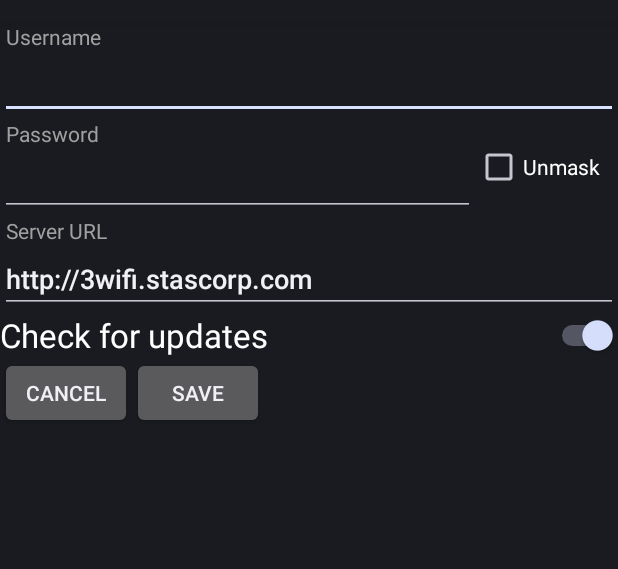
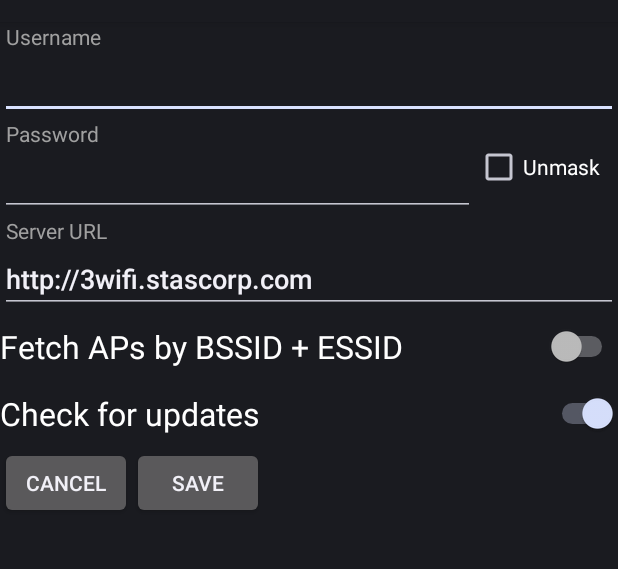
Before and after one commit to FusixGit/WiFiPasswordSearcher, an Android app: the ServerSettingsActivity screen opened directly, with no data from a screen before it, on a phone screen of 412 x 824 dp, the part 62-631 px from its top. Run offline under Robolectric (Android 15) with nearby library versions, the phone set to English and light mode, and no system bars.

Commit message:
ServerSettings: Add feature to fetch APs by BSSID + ESSID

```diff
--- a/app/src/main/java/com/example/WiFiPasswordSearcher/Settings.java
+++ b/app/src/main/java/com/example/WiFiPasswordSearcher/Settings.java
@@ -13,6 +13,7 @@ public class Settings
     public static final String APP_SERVER_LOGIN = "SERVER_LOGIN";
     public static final String APP_SERVER_PASSWORD = "SERVER_PASSWORD";
     public static final String APP_SERVER_URI = "SERVER_URI";
+    public static final String APP_FETCH_ESS = "FETCH_ESS";
     public static final String APP_CHECK_UPDATES = "CHECK_UPDATES";
     public static final String API_READ_KEY = "READ_KEY";
     public static final String API_WRITE_KEY = "WRITE_KEY";
--- a/app/src/main/res/layout/server_settings.xml
+++ b/app/src/main/res/layout/server_settings.xml
@@ -102,14 +102,34 @@
 	<LinearLayout
 		android:orientation="horizontal"
 		android:layout_width="fill_parent"
-		android:layout_height="wrap_content">
+		android:layout_height="wrap_content"
+		android:layout_marginTop="8dp"
+		android:layout_marginBottom="8dp">
+
+		<Switch
+			android:layout_width="fill_parent"
+			android:layout_height="wrap_content"
+			android:text="Fetch APs by BSSID + ESSID"
+			android:id="@+id/sw_fetch_ess"
+			android:textSize="21dp"
+			android:enabled="true"
+			android:checked="false"/>
+
+	</LinearLayout>
+
+	<LinearLayout
+		android:orientation="horizontal"
+		android:layout_width="fill_parent"
+		android:layout_height="wrap_content"
+		android:layout_marginTop="8dp"
+		android:layout_marginBottom="8dp">
 
 		<Switch
 			android:layout_width="fill_parent"
 			android:layout_height="wrap_content"
 			android:text="Check for updates"
 			android:id="@+id/sw_check_upd"
-			android:textSize="22dp"
+			android:textSize="21dp"
 			android:enabled="true"
 			android:checked="true"/>
 
```
Also changed, not shown: app/src/main/java/com/example/WiFiPasswordSearcher/MyActivity.java (+13 -5 lines), app/src/main/java/com/example/WiFiPasswordSearcher/ServerSettingsActivity.java (+10 -10 lines).
